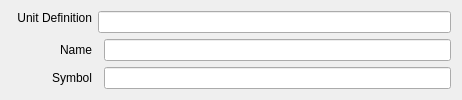
copasi/COPASI, file copasi/UI/CQUnitDetail.ui: the form before one commit.
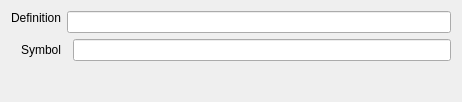
The form after the commit. Custom widgets are drawn as their Qt base class.

Commit message: Can't add the static empty unit to the root container during construction (segfault). Other CUnitDetail improvements.

Patch:
```diff
--- a/copasi/UI/CQUnitDetail.ui
+++ b/copasi/UI/CQUnitDetail.ui
@@ -8,7 +8,7 @@
     <x>0</x>
     <y>0</y>
     <width>462</width>
-    <height>98</height>
+    <height>102</height>
    </rect>
   </property>
   <property name="sizePolicy">
@@ -21,7 +21,7 @@
    <string>Global Quantity</string>
   </property>
   <layout class="QGridLayout" name="gridLayout">
-   <item row="0" column="2" colspan="2">
+   <item row="0" column="1" colspan="2">
     <widget class="QLineEdit" name="mpEditDefinition">
      <property name="sizePolicy">
       <sizepolicy hsizetype="MinimumExpanding" vsizetype="Preferred">
@@ -34,7 +34,7 @@
      </property>
     </widget>
    </item>
-   <item row="2" column="1">
+   <item row="1" column="0">
     <widget class="QLabel" name="mpLblSymbol">
      <property name="sizePolicy">
       <sizepolicy hsizetype="Preferred" vsizetype="Minimum">
@@ -53,7 +53,7 @@
      </property>
     </widget>
    </item>
-   <item row="2" column="3">
+   <item row="1" column="2">
     <widget class="QLineEdit" name="mpEditSymbol">
      <property name="sizePolicy">
       <sizepolicy hsizetype="MinimumExpanding" vsizetype="Preferred">
@@ -66,36 +66,7 @@
      </property>
     </widget>
    </item>
-   <item row="1" column="0" colspan="2">
-    <widget class="QLabel" name="mpLblName">
-     <property name="sizePolicy">
-      <sizepolicy hsizetype="Preferred" vsizetype="Preferred">
-       <horstretch>0</horstretch>
-       <verstretch>0</verstretch>
-      </sizepolicy>
-     </property>
-     <property name="text">
-      <string>Name</string>
-     </property>
-     <property name="alignment">
-      <set>Qt::AlignRight|Qt::AlignTrailing|Qt::AlignVCenter</set>
-     </property>
-     <property name="wordWrap">
-      <bool>false</bool>
-     </property>
-    </widget>
-   </item>
-   <item row="1" column="3">
-    <widget class="QLineEdit" name="mpEditName">
-     <property name="sizePolicy">
-      <sizepolicy hsizetype="MinimumExpanding" vsizetype="Preferred">
-       <horstretch>0</horstretch>
-       <verstretch>0</verstretch>
-      </sizepolicy>
-     </property>
-    </widget>
-   </item>
-   <item row="0" column="1">
+   <item row="0" column="0">
     <widget class="QLabel" name="mpLblRate_2">
      <property name="sizePolicy">
       <sizepolicy hsizetype="Preferred" vsizetype="Minimum">
@@ -104,7 +75,7 @@
       </sizepolicy>
      </property>
      <property name="text">
-      <string>Unit Definition</string>
+      <string>Definition</string>
      </property>
      <property name="alignment">
       <set>Qt::AlignRight|Qt::AlignTop|Qt::AlignTrailing</set>
@@ -114,7 +85,7 @@
      </property>
     </widget>
    </item>
-   <item row="3" column="3">
+   <item row="2" column="2">
     <spacer name="verticalSpacer">
      <property name="orientation">
       <enum>Qt::Vertical</enum>
```
The commit also changes 2 other files.
